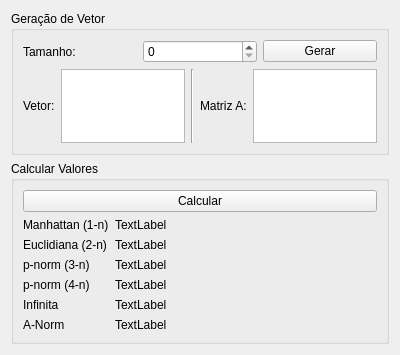
Old version of the form Algebra/Matrix01/T2/vector_norm_tab.ui in the repository RicardoBusta/Doutorado.
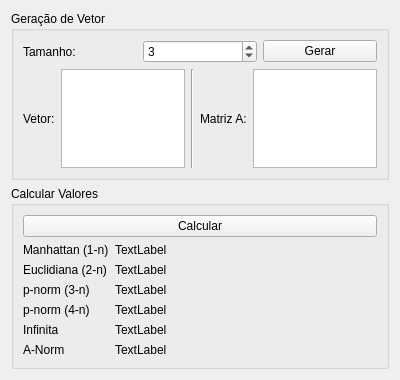
New version of the form.

The edit to the form file:
```diff
--- a/Algebra/Matrix01/T2/vector_norm_tab.ui
+++ b/Algebra/Matrix01/T2/vector_norm_tab.ui
@@ -7,7 +7,7 @@
     <x>0</x>
     <y>0</y>
     <width>400</width>
-    <height>355</height>
+    <height>380</height>
    </rect>
   </property>
   <property name="windowTitle">
@@ -30,7 +30,11 @@
          </widget>
         </item>
         <item>
-         <widget class="QSpinBox" name="spinBox"/>
+         <widget class="QSpinBox" name="vsize_spinBox">
+          <property name="value">
+           <number>3</number>
+          </property>
+         </widget>
         </item>
         <item>
          <widget class="QPushButton" name="pushButton">
```
Left out of the diff: 4 changed lines with no effect on the pictures.
